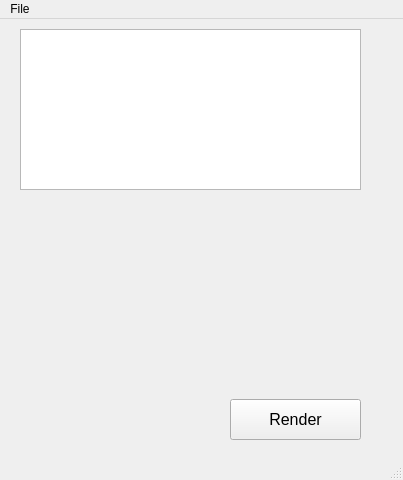
This is pytexrenderer/gui.ui in mhr380/PyTexRenderer as Qt 5 draws it before an edit. The edited form follows.
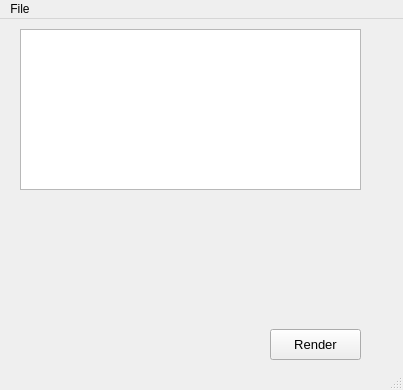
This is the edited form.

Commit message: enable to d&d text file

Diff of the .ui file:
```diff
--- a/pytexrenderer/gui.ui
+++ b/pytexrenderer/gui.ui
@@ -2,14 +2,26 @@
 <ui version="4.0">
  <class>MainWindow</class>
  <widget class="QMainWindow" name="MainWindow">
+  <property name="enabled">
+   <bool>true</bool>
+  </property>
   <property name="geometry">
    <rect>
     <x>0</x>
     <y>0</y>
     <width>403</width>
-    <height>480</height>
+    <height>390</height>
    </rect>
   </property>
+  <property name="sizePolicy">
+   <sizepolicy hsizetype="Fixed" vsizetype="Fixed">
+    <horstretch>0</horstretch>
+    <verstretch>0</verstretch>
+   </sizepolicy>
+  </property>
+  <property name="acceptDrops">
+   <bool>true</bool>
+  </property>
   <property name="windowTitle">
    <string>MainWindow</string>
   </property>
@@ -42,16 +54,16 @@
    <widget class="QPushButton" name="renderButton">
     <property name="geometry">
      <rect>
-      <x>230</x>
-      <y>380</y>
-      <width>131</width>
-      <height>41</height>
+      <x>270</x>
+      <y>310</y>
+      <width>91</width>
+      <height>31</height>
      </rect>
     </property>
     <property name="font">
      <font>
       <family>Meiryo UI</family>
-      <pointsize>12</pointsize>
+      <pointsize>10</pointsize>
      </font>
     </property>
     <property name="text">
@@ -64,7 +76,7 @@
       <x>20</x>
       <y>200</y>
       <width>341</width>
-      <height>161</height>
+      <height>81</height>
      </rect>
     </property>
     <property name="text">
```
The commit also changes 2 other files.
